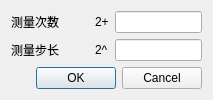
Qt form trunk/soft/zebra-tester/qstatictestsettingsdialog.ui (Quenii/ADCEVM-minor) before a commit.
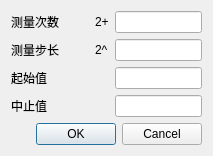
The same form after that commit.

```diff
--- a/trunk/soft/zebra-tester/qstatictestsettingsdialog.ui
+++ b/trunk/soft/zebra-tester/qstatictestsettingsdialog.ui
@@ -7,7 +7,7 @@
     <x>0</x>
     <y>0</y>
     <width>213</width>
-    <height>95</height>
+    <height>147</height>
    </rect>
   </property>
   <property name="windowTitle">
@@ -71,6 +71,34 @@
        </property>
       </widget>
      </item>
+     <item row="2" column="0">
+      <widget class="QLabel" name="label_5">
+       <property name="text">
+        <string>起始值</string>
+       </property>
+      </widget>
+     </item>
+     <item row="2" column="3" colspan="2">
+      <widget class="QLineEdit" name="lineEditLeft">
+       <property name="placeholderText">
+        <string/>
+       </property>
+      </widget>
+     </item>
+     <item row="3" column="3" colspan="2">
+      <widget class="QLineEdit" name="lineEditRight">
+       <property name="placeholderText">
+        <string/>
+       </property>
+      </widget>
+     </item>
+     <item row="3" column="0">
+      <widget class="QLabel" name="label_6">
+       <property name="text">
+        <string>中止值</string>
+       </property>
+      </widget>
+     </item>
     </layout>
    </item>
    <item>
```
